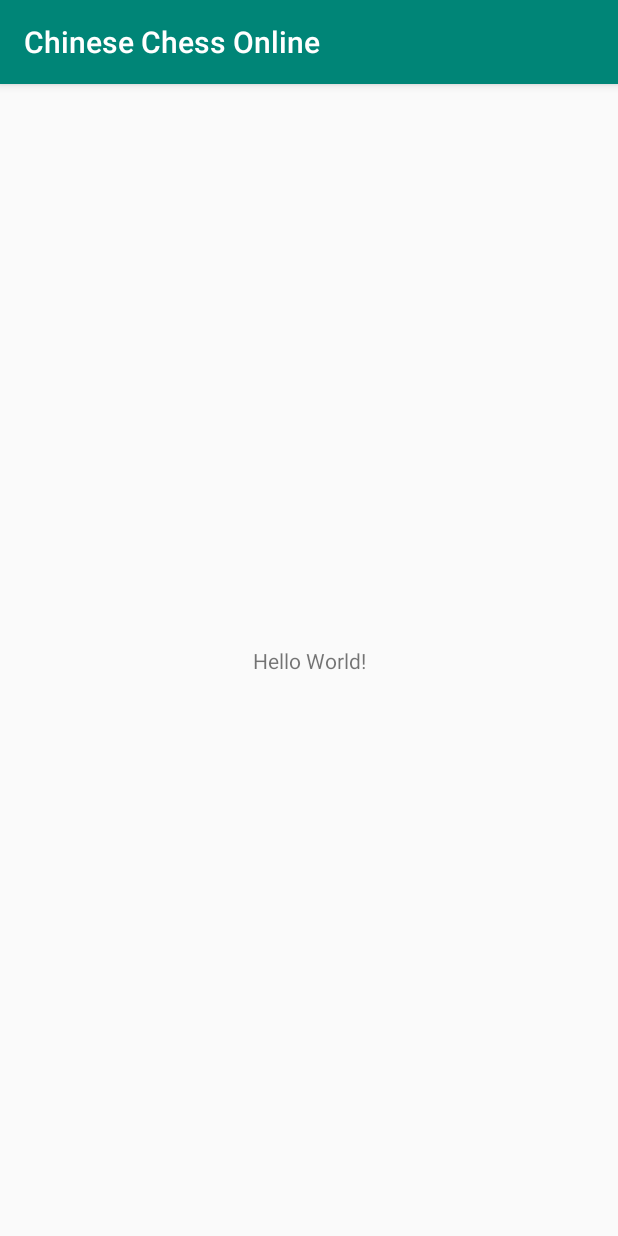
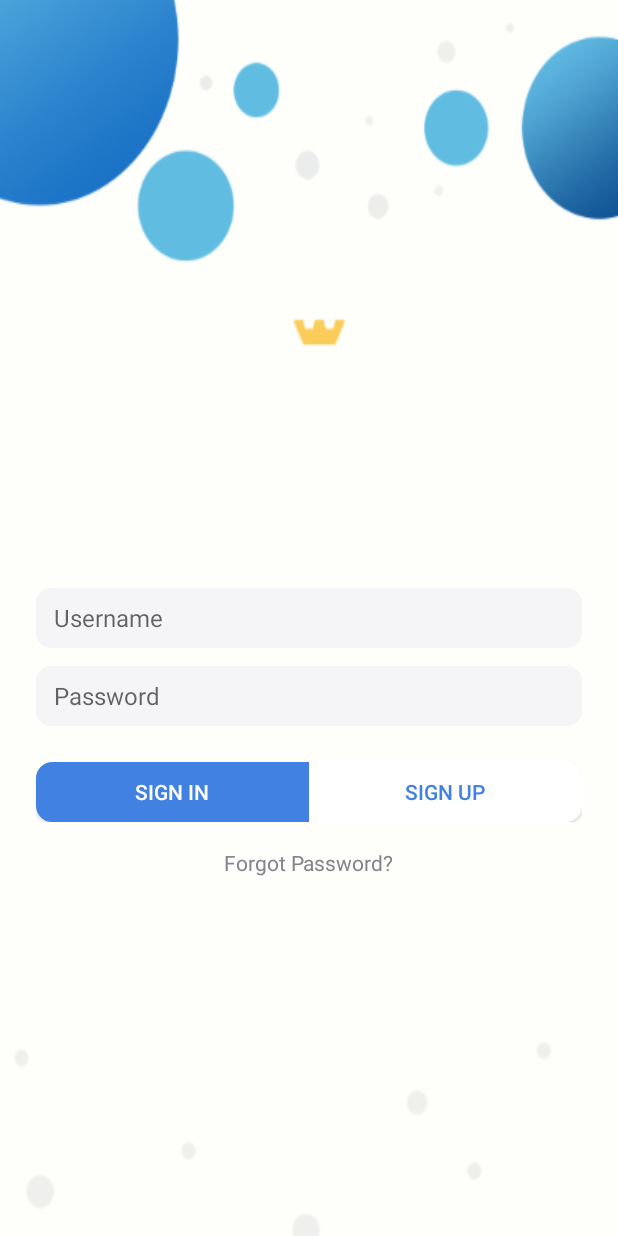
Before and after one commit to meomunm/chinese-chess-online, an Android app: the screen it shows after launch (MainActivity before the commit, LoginActivity after it), on a phone screen of 412 x 824 dp. Run offline under Robolectric (Android 15) with nearby library versions, the phone set to English and light mode, and no system bars; our stand-ins replace Firebase (no records; nobody signed in at launch, a user with empty details on screens opened directly).

Commit message:
Signup for app

```diff
--- a/app/src/main/AndroidManifest.xml
+++ b/app/src/main/AndroidManifest.xml
@@ -9,13 +9,15 @@
         android:roundIcon="@mipmap/ic_launcher_round"
         android:supportsRtl="true"
         android:theme="@style/AppTheme">
-        <activity android:name=".MainActivity">
+        <activity android:name=".LoginActivity">
             <intent-filter>
                 <action android:name="android.intent.action.MAIN" />
+                <action android:name="android.intent.action.VIEW" />
 
                 <category android:name="android.intent.category.LAUNCHER" />
             </intent-filter>
         </activity>
+        <activity android:name=".MainActivity"></activity>
     </application>
 
 </manifest>
--- /dev/null
+++ b/app/src/main/java/techkids/vn/chinesechessonline/LoginActivity.java
@@ -0,0 +1,137 @@
+package techkids.vn.chinesechessonline;
+
+import android.app.ActionBar;
+import android.app.ProgressDialog;
+import android.content.Intent;
+import android.support.annotation.NonNull;
+import android.support.design.widget.Snackbar;
+import android.support.v7.app.AppCompatActivity;
+import android.os.Bundle;
+import android.util.Log;
+import android.view.View;
+import android.widget.Button;
+import android.widget.EditText;
+import android.widget.RelativeLayout;
+
+import com.google.android.gms.tasks.OnCompleteListener;
+import com.google.android.gms.tasks.Task;
+import com.google.firebase.auth.AuthResult;
+import com.google.firebase.auth.FirebaseAuth;
+import com.google.firebase.auth.FirebaseUser;
+
+public class LoginActivity extends AppCompatActivity {
+
+    private static final String TAG = LoginActivity.class.toString();
+
+    private FirebaseAuth firebaseAuth;
+
+    private RelativeLayout rootLayout;
+    private EditText etUsername;
+    private EditText etPassword;
+    private Button btSignUp;
+    private Button btSignIn;
+
+    private ProgressDialog progressDialog;
+
+
+    @Override
+    protected void onCreate(Bundle savedInstanceState) {
+        super.onCreate(savedInstanceState);
+
+        //auto hide statusbar
+        removeStatusBarAndroid();
+        setContentView(R.layout.activity_login);
+
+        //code in here
+        init();
+        listener();
+    }
+
+    private void listener() {
+        btSignIn.setOnClickListener(new View.OnClickListener() {
+            @Override
+            public void onClick(View v) {
+                progressDialog.show();
+                firebaseAuth.signInWithEmailAndPassword(etUsername.getText().toString(), etPassword.getText().toString())
+                        .addOnCompleteListener(new OnCompleteListener<AuthResult>() {
+                            @Override
+                            public void onComplete(@NonNull Task<AuthResult> task) {
+                                if (task.isSuccessful()) {
+                                    Log.d(TAG, String.format("%s -> onComplete: success", "debug"));
+                                    FirebaseUser user = firebaseAuth.getCurrentUser();
+                                    updateUI(user);
+                                    progressDialog.dismiss();
+                                } else {
+                                    Log.d(TAG, String.format("%s -> onComplete: ", "debug"));
+                                    updateUI(null);
+                                    Snackbar.make(rootLayout, "Wrong password or username, try again!", Snackbar.LENGTH_LONG);
+                                    progressDialog.dismiss();
+                                }
+                            }
+                        });
+            }
+        });
+    }
+
+    private void init() {
+        firebaseAuth = FirebaseAuth.getInstance();
+
+        rootLayout = findViewById(R.id.root_layout_login);
+        etPassword = findViewById(R.id.et_password);
+        etUsername = findViewById(R.id.et_username);
+        btSignIn = findViewById(R.id.bt_signin);
+        btSignUp = findViewById(R.id.bt_signup);
+
+        progressDialog = new ProgressDialog(this);
+        progressDialog.setTitle("Progressing...");
+        progressDialog.setMessage("Please wait...");
+        progressDialog.setCancelable(false);
+        progressDialog.setIndeterminate(true);
+    }
+
+
+    private void removeStatusBarAndroid() {
+        View decorView = getWindow().getDecorView();
+        decorView.setSystemUiVisibility(View.SYSTEM_UI_FLAG_LAYOUT_STABLE
+                | View.SYSTEM_UI_FLAG_LAYOUT_HIDE_NAVIGATION
+                | View.SYSTEM_UI_FLAG_LAYOUT_FULLSCREEN
+                | View.SYSTEM_UI_FLAG_FULLSCREEN
+                | View.SYSTEM_UI_FLAG_HIDE_NAVIGATION // hide nav bar
+                | View.SYSTEM_UI_FLAG_FULLSCREEN // hide status bar
+                | View.SYSTEM_UI_FLAG_IMMERSIVE_STICKY // hide status bar and nav bar after a short delay, or if the user interacts with the middle of the screen
+        );
+        ActionBar actionBar = (ActionBar) getActionBar();
+        if (actionBar != null) {
+            actionBar.hide();
+        }
+    }
+
+    @Override
+    protected void onStart() {
+        super.onStart();
+        // Check if user is signed in (non-null) and update UI accordingly.
+        FirebaseUser currentUser = firebaseAuth.getCurrentUser();
+        updateUI(currentUser);
+        Log.d(TAG, String.format("%s -> onStart: ", "Debug"));
+    }
+
+    private void updateUI(FirebaseUser user) {
+        if (user != null) {
+            Intent intent = new Intent(LoginActivity.this, MainActivity.class);
+            startActivity(intent);
+        }
+    }
+
+    @Override
+    protected void onResume() {
+        super.onResume();
+        removeStatusBarAndroid();
+        Log.d(TAG, String.format("%s -> onResume: ", "Debug"));
+    }
+
+    @Override
+    protected void onDestroy() {
+        super.onDestroy();
+        Log.d(TAG, String.format("%s -> onDestroy: ", "Debug"));
+    }
+}
--- a/app/src/main/java/techkids/vn/chinesechessonline/MainActivity.java
+++ b/app/src/main/java/techkids/vn/chinesechessonline/MainActivity.java
@@ -9,5 +9,11 @@ public class MainActivity extends AppCompatActivity {
     protected void onCreate(Bundle savedInstanceState) {
         super.onCreate(savedInstanceState);
         setContentView(R.layout.activity_main);
+
+        init();
+    }
+
+    private void init() {
+
     }
 }
--- /dev/null
+++ b/app/src/main/res/drawable/border_edittext.xml
@@ -0,0 +1,9 @@
+<?xml version="1.0" encoding="utf-8"?>
+<selector xmlns:android="http://schemas.android.com/apk/res/android">
+    <item>
+        <shape android:shape="rectangle">
+            <solid android:color="@color/backgroundEdittext"/>
+            <corners android:radius="10dp"/>
+        </shape>
+    </item>
+</selector>
--- /dev/null
+++ b/app/src/main/res/drawable/btn_signin.xml
@@ -0,0 +1,15 @@
+<?xml version="1.0" encoding="utf-8"?>
+<ripple xmlns:android="http://schemas.android.com/apk/res/android"
+    xmlns:tools="http://schemas.android.com/tools"
+    android:color="@color/rippleEffectColor"
+    tools:targetAPI="lollipop">
+    <item>
+        <shape android:shape="rectangle">
+            <solid android:color="@color/btnSignIn"/>
+            <stroke android:color="@color/btnSignIn"
+                android:width="2dp"/>
+            <corners android:topLeftRadius="10dp"
+                android:bottomLeftRadius="10dp"/>
+        </shape>
+    </item>
+</ripple>
--- /dev/null
+++ b/app/src/main/res/drawable/btn_signup.xml
@@ -0,0 +1,15 @@
+<?xml version="1.0" encoding="utf-8"?>
+<ripple xmlns:android="http://schemas.android.com/apk/res/android"
+    xmlns:tools="http://schemas.android.com/tools"
+    android:color="@color/rippleEffectColor"
+    tools:targetAPI="lollipop">
+    <item>
+        <shape android:shape="rectangle">
+            <solid android:color="@color/colorWhite"/>
+            <stroke android:color="@color/colorWhite"
+                android:width="2dp"/>
+            <corners android:topRightRadius="10dp"
+                android:bottomRightRadius="10dp"/>
+        </shape>
+    </item>
+</ripple>
--- /dev/null
+++ b/app/src/main/res/drawable/ic_lock_outline_white_24dp.xml
@@ -0,0 +1,5 @@
+<vector android:height="24dp" android:tint="#FFFFFF"
+    android:viewportHeight="24.0" android:viewportWidth="24.0"
+    android:width="24dp" xmlns:android="http://schemas.android.com/apk/res/android">
+    <path android:fillColor="#FF000000" android:pathData="M12,17c1.1,0 2,-0.9 2,-2s-0.9,-2 -2,-2 -2,0.9 -2,2 0.9,2 2,2zM18,8h-1L17,6c0,-2.76 -2.24,-5 -5,-5S7,3.24 7,6v2L6,8c-1.1,0 -2,0.9 -2,2v10c0,1.1 0.9,2 2,2h12c1.1,0 2,-0.9 2,-2L20,10c0,-1.1 -0.9,-2 -2,-2zM8.9,6c0,-1.71 1.39,-3.1 3.1,-3.1s3.1,1.39 3.1,3.1v2L8.9,8L8.9,6zM18,20L6,20L6,10h12v10z"/>
+</vector>
--- /dev/null
+++ b/app/src/main/res/layout/activity_login.xml
@@ -0,0 +1,79 @@
+<?xml version="1.0" encoding="utf-8"?>
+<RelativeLayout xmlns:android="http://schemas.android.com/apk/res/android"
+    xmlns:app="http://schemas.android.com/apk/res-auto"
+    xmlns:tools="http://schemas.android.com/tools"
+    android:id="@+id/root_layout_login"
+    android:layout_width="match_parent"
+    android:layout_height="match_parent"
+    android:background="@drawable/chessuilogin"
+    tools:context=".LoginActivity">
+
+    <EditText
+        android:id="@+id/et_username"
+        android:layout_width="match_parent"
+        android:layout_height="40dp"
+        android:layout_centerVertical="true"
+        android:layout_marginStart="24dp"
+        android:layout_marginTop="234dp"
+        android:layout_marginEnd="24dp"
+        android:background="@drawable/border_edittext"
+        android:hint="Username"
+        android:inputType="textEmailAddress"
+        android:paddingStart="12dp"
+        android:paddingEnd="12dp"
+        android:textSize="16sp" />
+
+    <EditText
+        android:id="@+id/et_password"
+        android:layout_width="match_parent"
+        android:layout_height="40dp"
+        android:layout_below="@id/et_username"
+        android:layout_marginStart="24dp"
+        android:layout_marginTop="12dp"
+        android:layout_marginEnd="24dp"
+        android:background="@drawable/border_edittext"
+        android:hint="Password"
+        android:inputType="textPassword"
+        android:paddingStart="12dp"
+        android:paddingEnd="12dp"
+        android:textSize="16dp" />
+
+    <LinearLayout
+        android:id="@+id/ll_BoxButton"
+        android:layout_marginStart="24dp"
+        android:layout_marginTop="24dp"
+        android:layout_marginEnd="24dp"
+        android:layout_below="@id/et_password"
+        android:orientation="horizontal"
+        android:weightSum="2"
+        android:layout_width="match_parent"
+        android:layout_height="wrap_content">
+        <Button
+            android:id="@+id/bt_signin"
+            android:textColor="@color/colorWhite"
+            android:text="SIGN IN"
+            android:background="@drawable/btn_signin"
+            android:layout_weight="1"
+            android:layout_width="0dp"
+            android:layout_height="40dp" />
+        <Button
+            android:id="@+id/bt_signup"
+            android:text="SIGN UP"
+            android:textColor="@color/btnSignIn"
+            android:background="@drawable/btn_signup"
+            android:layout_weight="1"
+            android:layout_width="0dp"
+            android:layout_height="40dp" />
+    </LinearLayout>
+
+    <TextView
+        android:layout_width="wrap_content"
+        android:layout_height="wrap_content"
+        android:layout_below="@id/ll_BoxButton"
+        android:layout_centerHorizontal="true"
+        android:layout_marginTop="1dp"
+        android:padding="16dp"
+        android:text="Forgot Password?"
+        android:textColor="@color/btnTextColor" />
+
+</RelativeLayout>
--- a/app/src/main/res/layout/activity_main.xml
+++ b/app/src/main/res/layout/activity_main.xml
@@ -6,13 +6,4 @@
     android:layout_height="match_parent"
     tools:context=".MainActivity">
 
-    <TextView
-        android:layout_width="wrap_content"
-        android:layout_height="wrap_content"
-        android:text="Hello World!"
-        app:layout_constraintBottom_toBottomOf="parent"
-        app:layout_constraintLeft_toLeftOf="parent"
-        app:layout_constraintRight_toRightOf="parent"
-        app:layout_constraintTop_toTopOf="parent" />
-
 </android.support.constraint.ConstraintLayout>
--- a/app/src/main/res/values/colors.xml
+++ b/app/src/main/res/values/colors.xml
@@ -3,4 +3,14 @@
     <color name="colorPrimary">#008577</color>
     <color name="colorPrimaryDark">#00574B</color>
     <color name="colorAccent">#D81B60</color>
+
+    <color name="backgroundEdittext">#F5F5F8</color>
+    <color name="backgroundColorLogin">#7C80F8</color>
+    <color name="colorWhite">#FFFFFF</color>
+    <color name="backgroundColorSignUp">#4081E2</color>
+
+    //color for ripple button #1fbad6
+    <color name="rippleEffectColor">#f816a463</color>
+    <color name="btnSignIn">#4181E2</color>
+    <color name="btnTextColor">#83838c</color>
 </resources>
--- /dev/null
+++ b/app/src/main/res/values/dimens.xml
@@ -0,0 +1,5 @@
+<?xml version="1.0" encoding="utf-8"?>
+<resources>
+    <item name="match_parent" type="dimen">-1</item>
+    <item name="wrap_content" type="dimen">-2</item>
+</resources>
--- a/app/src/main/res/values/styles.xml
+++ b/app/src/main/res/values/styles.xml
@@ -1,11 +1,12 @@
 <resources>
 
     <!-- Base application theme. -->
-    <style name="AppTheme" parent="Theme.AppCompat.Light.DarkActionBar">
+    <style name="AppTheme" parent="Theme.AppCompat.Light.NoActionBar">
         <!-- Customize your theme here. -->
         <item name="colorPrimary">@color/colorPrimary</item>
         <item name="colorPrimaryDark">@color/colorPrimaryDark</item>
         <item name="colorAccent">@color/colorAccent</item>
+        <item name="android:windowFullscreen">true</item>
     </style>
 
 </resources>
--- a/build.gradle
+++ b/build.gradle
@@ -8,7 +8,7 @@ buildscript {
     }
     dependencies {
         classpath 'com.android.tools.build:gradle:3.2.1'
-
+        classpath 'com.google.gms:google-services:4.2.0'
 
         // NOTE: Do not place your application dependencies here; they belong
         // in the individual module build.gradle files
```
Also changed, not shown: app/build.gradle (+14 -0 lines), app/src/main/res/drawable-hdpi/chessuilogin.png (added), app/src/main/res/drawable-mdpi/chessuilogin.png (added), app/src/main/res/drawable-xhdpi/chessuilogin.png (added), app/src/main/res/drawable-xxhdpi/chessuilogin.png (added), app/src/main/res/drawable-xxxhdpi/chessuilogin.png (added), 2 other files.
